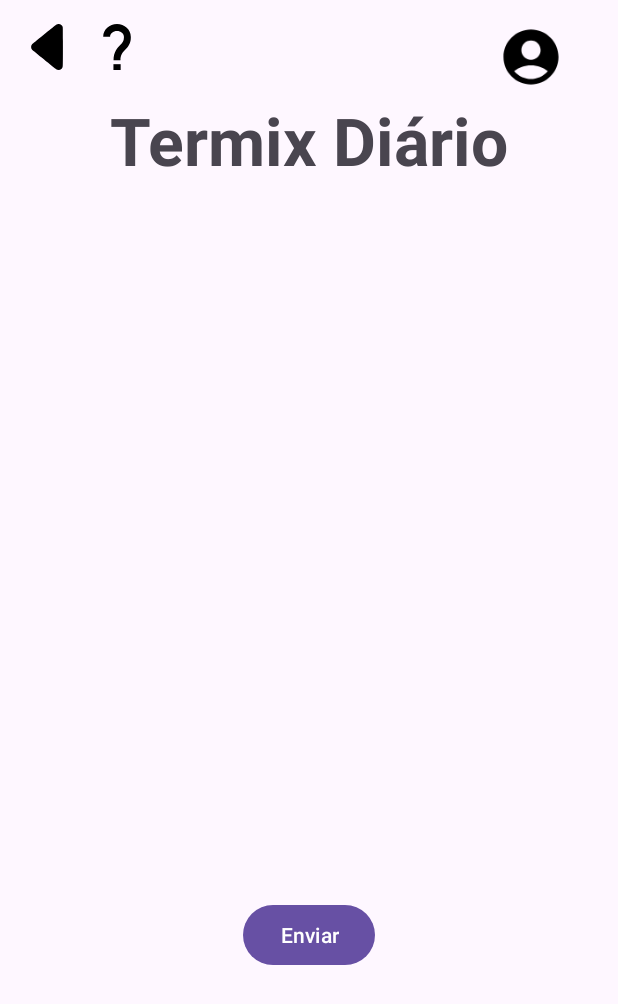
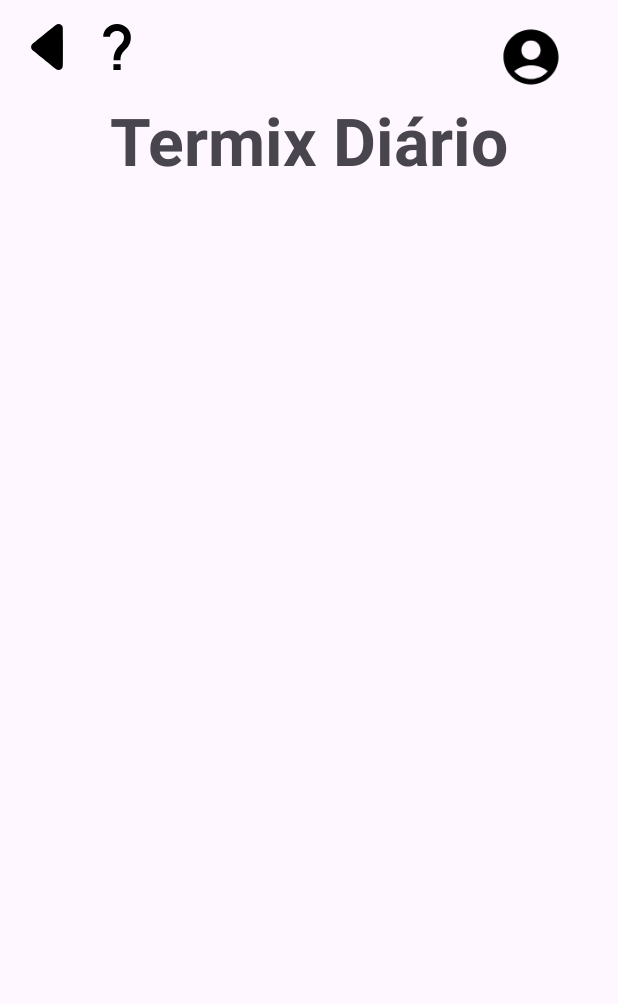
Before and after one commit to GabriellyVitoria5/App-Termix, an Android app: the layout activity_daily_game.xml on its own in the app's theme, with its tools: preview values and no code run, on a phone screen of 412 x 824 dp. Shown: the top 1004 px of the screen. Run offline under Robolectric (Android 15) with nearby library versions, the phone set to English and light mode, and no system bars.

Commit message:
Criar classe separada do teclado com eventos nos botões + Adicionar grade do teclado no layout + Jogo principal já está funcional

```diff
--- a/app/src/main/res/layout/activity_daily_game.xml
+++ b/app/src/main/res/layout/activity_daily_game.xml
@@ -60,10 +60,11 @@
         android:layout_height="wrap_content"
         android:text=""
         android:textSize="@dimen/font_20"
-        android:layout_marginTop="@dimen/margin_20"
+        android:layout_marginTop="@dimen/margin_12"
         app:layout_constraintEnd_toEndOf="parent"
         app:layout_constraintStart_toStartOf="parent"
-        app:layout_constraintTop_toBottomOf="@+id/title_daily"/>
+        app:layout_constraintTop_toBottomOf="@+id/title_daily"
+        app:layout_constraintBottom_toTopOf="@+id/letters_grid_daily"/>
 
     <GridLayout
         android:id="@+id/letters_grid_daily"
@@ -74,21 +75,24 @@
         android:rowCount="6"
         android:columnCount="5"
         android:padding="4dp"
-        android:layout_marginTop="@dimen/margin_20"
-        app:layout_constraintBottom_toBottomOf="@id/send_btn"
+        android:layout_marginTop="@dimen/margin_12"
         app:layout_constraintEnd_toEndOf="parent"
         app:layout_constraintStart_toStartOf="parent"
-        app:layout_constraintTop_toBottomOf="@+id/answer_txt" />
+        app:layout_constraintTop_toBottomOf="@+id/answer_txt"
+        app:layout_constraintBottom_toTopOf="@+id/keyboard_grid_daily"/>
 
-    <Button
-        android:id="@+id/send_btn"
-        android:layout_width="wrap_content"
+    <GridLayout
+        android:id="@+id/keyboard_grid_daily"
+        android:layout_width="match_parent"
         android:layout_height="wrap_content"
-        android:text="Enviar"
-        app:layout_constraintBottom_toBottomOf="parent"
+        android:columnCount="10"
+        android:padding="8dp"
+        android:rowCount="4"
+        android:layout_marginStart="@dimen/margin_28"
+        android:layout_marginEnd="@dimen/margin_28"
+        android:layout_marginTop="16dp"
         app:layout_constraintEnd_toEndOf="parent"
         app:layout_constraintStart_toStartOf="parent"
-        app:layout_constraintTop_toBottomOf="@id/letters_grid_daily"/>
-
+        app:layout_constraintTop_toBottomOf="@+id/letters_grid_daily" />
 
 </androidx.constraintlayout.widget.ConstraintLayout>
--- a/app/src/main/res/values/colors.xml
+++ b/app/src/main/res/values/colors.xml
@@ -2,4 +2,7 @@
 <resources>
     <color name="black">#FF000000</color>
     <color name="white">#FFFFFFFF</color>
+    <color name="green">#43FA47</color>
+    <color name="yellow">#FFEB3B</color>
+    <color name="gray">#BDBDBD</color>
 </resources>
--- a/app/src/main/res/values/sizes.xml
+++ b/app/src/main/res/values/sizes.xml
@@ -5,7 +5,7 @@
     <dimen name="font_44">44sp</dimen>
     <dimen name="font_52">52sp</dimen>
     <dimen name="font_64">64sp</dimen>
-    <dimen name="margin_20">20dp</dimen>
+    <dimen name="margin_12">12dp</dimen>
     <dimen name="margin_28">28dp</dimen>
     <dimen name="margin_32">32dp</dimen>
     <dimen name="margin_52">52dp</dimen>
```
Also changed, not shown: app/src/main/java/com/ifmg/termix/DailyGame.kt (+59 -10 lines), app/src/main/java/com/ifmg/termix/KeyboardGrid.kt (added, +110 -0 lines), app/src/main/java/com/ifmg/termix/LettersGrid.kt (+7 -6 lines).
